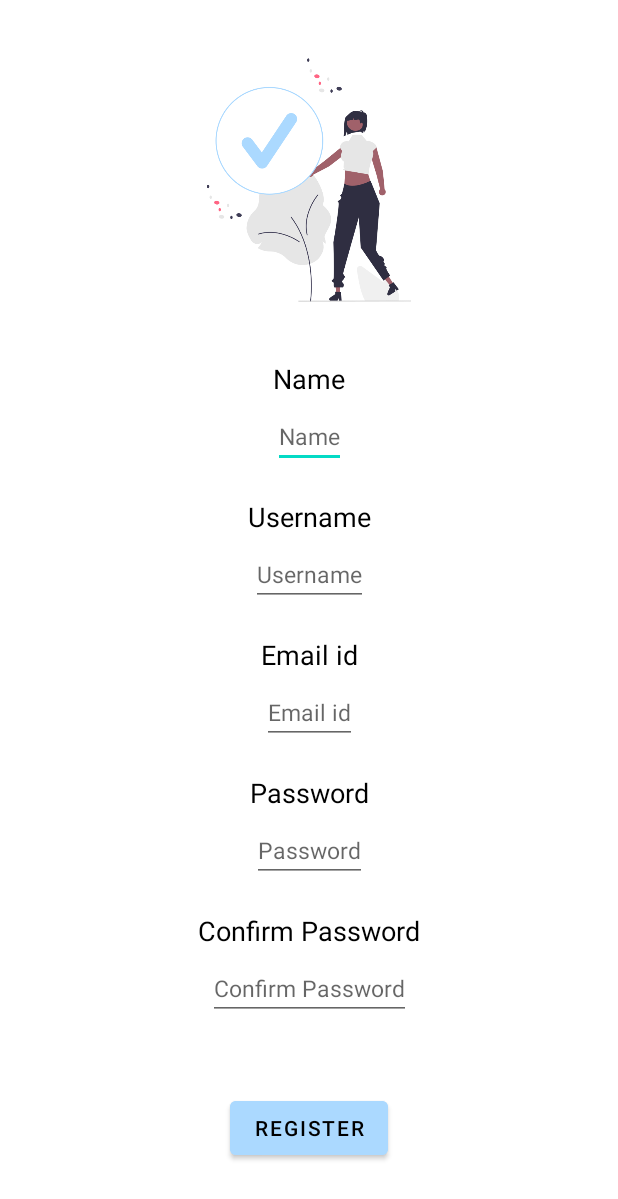
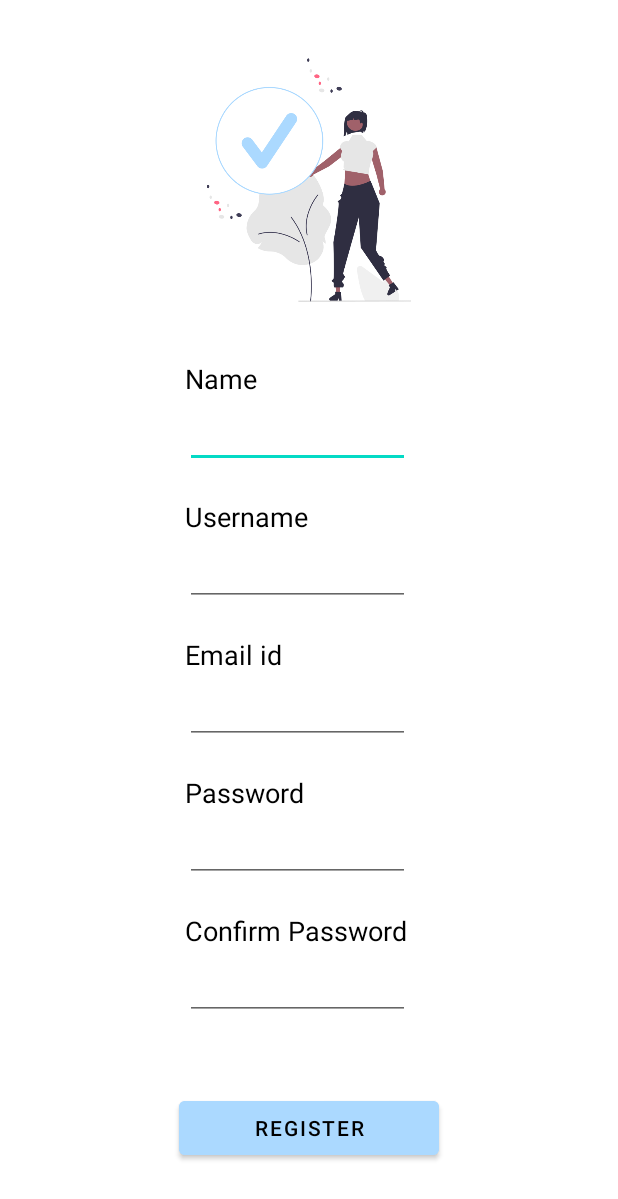
Before and after one commit to RheaAdh/Destress, an Android app: the layout sign_up_screen.xml on its own in the app's theme, with its tools: preview values and no code run, on a phone screen of 412 x 824 dp. Shown: the top 1199 px of the screen. Run offline under Robolectric (Android 15) with nearby library versions, the phone set to English and light mode, and no system bars.

Commit message:
Add guideline in sign_up_screen.xml

```diff
--- a/app/src/main/res/layout/sign_up_screen.xml
+++ b/app/src/main/res/layout/sign_up_screen.xml
@@ -15,6 +15,13 @@
         app:layout_constraintLeft_toLeftOf="parent"
         app:layout_constraintRight_toRightOf="parent"/>
 
+    <androidx.constraintlayout.widget.Guideline
+        android:layout_width="0dp"
+        android:layout_height="match_parent"
+        android:orientation="vertical"
+        android:id="@+id/guideline_register"
+        app:layout_constraintGuide_percent="0.30"/>
+
     <TextView
         android:id="@+id/tvName"
         android:layout_marginTop="20dp"
@@ -24,21 +31,18 @@
         android:textSize="18sp"
         android:textColor="@color/black"
         app:layout_constraintTop_toBottomOf="@id/graphics2"
-        app:layout_constraintLeft_toLeftOf="parent"
-        app:layout_constraintRight_toRightOf="parent"/>
+        app:layout_constraintLeft_toLeftOf="@id/guideline_register"/>
 
     <EditText
         android:id="@+id/etName"
         android:layout_marginTop="5dp"
-        android:layout_width="wrap_content"
+        android:layout_width="150dp"
         android:layout_height="wrap_content"
         android:inputType="text"
-        android:hint="@string/name"
         android:textSize="15sp"
         android:textColor="@color/black"
         app:layout_constraintTop_toBottomOf="@id/tvName"
-        app:layout_constraintLeft_toLeftOf="parent"
-        app:layout_constraintRight_toRightOf="parent"/>
+        app:layout_constraintLeft_toLeftOf="@id/guideline_register"/>
 
     <TextView
         android:id="@+id/tvUsername"
@@ -49,21 +53,18 @@
         android:textSize="18sp"
         android:textColor="@color/black"
         app:layout_constraintTop_toBottomOf="@id/etName"
-        app:layout_constraintLeft_toLeftOf="parent"
-        app:layout_constraintRight_toRightOf="parent"/>
+        app:layout_constraintLeft_toLeftOf="@id/guideline_register"/>
 
     <EditText
         android:id="@+id/etUsername"
         android:layout_marginTop="5dp"
-        android:layout_width="wrap_content"
+        android:layout_width="150dp"
         android:layout_height="wrap_content"
         android:inputType="text"
-        android:hint="@string/username_register"
         android:textSize="15sp"
         android:textColor="@color/black"
         app:layout_constraintTop_toBottomOf="@id/tvUsername"
-        app:layout_constraintLeft_toLeftOf="parent"
-        app:layout_constraintRight_toRightOf="parent"/>
+        app:layout_constraintLeft_toLeftOf="@id/guideline_register"/>
 
     <TextView
         android:id="@+id/tvEmail"
@@ -74,21 +75,18 @@
         android:textSize="18sp"
         android:textColor="@color/black"
         app:layout_constraintTop_toBottomOf="@id/etUsername"
-        app:layout_constraintLeft_toLeftOf="parent"
-        app:layout_constraintRight_toRightOf="parent"/>
+        app:layout_constraintLeft_toLeftOf="@id/guideline_register"/>
 
     <EditText
         android:id="@+id/etEmail"
         android:layout_marginTop="5dp"
-        android:layout_width="wrap_content"
+        android:layout_width="150dp"
         android:layout_height="wrap_content"
         android:inputType="textEmailAddress"
-        android:hint="@string/email_id"
         android:textSize="15sp"
         android:textColor="@color/black"
         app:layout_constraintTop_toBottomOf="@id/tvEmail"
-        app:layout_constraintLeft_toLeftOf="parent"
-        app:layout_constraintRight_toRightOf="parent"/>
+        app:layout_constraintLeft_toLeftOf="@id/guideline_register"/>
 
     <TextView
         android:id="@+id/tvPassword"
@@ -99,21 +97,18 @@
         android:textSize="18sp"
         android:textColor="@color/black"
         app:layout_constraintTop_toBottomOf="@id/etEmail"
-        app:layout_constraintLeft_toLeftOf="parent"
-        app:layout_constraintRight_toRightOf="parent"/>
+        app:layout_constraintLeft_toLeftOf="@id/guideline_register"/>
 
     <EditText
         android:id="@+id/etPassword"
         android:layout_marginTop="5dp"
-        android:layout_width="wrap_content"
+        android:layout_width="150dp"
         android:layout_height="wrap_content"
         android:inputType="textPassword"
-        android:hint="@string/password_register"
         android:textSize="15sp"
         android:textColor="@color/black"
         app:layout_constraintTop_toBottomOf="@id/tvPassword"
-        app:layout_constraintLeft_toLeftOf="parent"
-        app:layout_constraintRight_toRightOf="parent"/>
+        app:layout_constraintLeft_toLeftOf="@id/guideline_register"/>
 
     <TextView
         android:id="@+id/tvConfirmPassword"
@@ -124,26 +119,24 @@
         android:textSize="18sp"
         android:textColor="@color/black"
         app:layout_constraintTop_toBottomOf="@id/etPassword"
-        app:layout_constraintLeft_toLeftOf="parent"
-        app:layout_constraintRight_toRightOf="parent"/>
+        app:layout_constraintLeft_toLeftOf="@id/guideline_register"/>
 
     <EditText
         android:id="@+id/etConfirmPassword"
         android:layout_marginTop="5dp"
-        android:layout_width="wrap_content"
+        android:layout_width="150dp"
         android:layout_height="wrap_content"
         android:inputType="textPassword"
-        android:hint="@string/confirm_password"
         android:textSize="15sp"
         android:textColor="@color/black"
         app:layout_constraintTop_toBottomOf="@id/tvConfirmPassword"
-        app:layout_constraintLeft_toLeftOf="parent"
-        app:layout_constraintRight_toRightOf="parent"/>
+        app:layout_constraintLeft_toLeftOf="@id/guideline_register"/>
 
     <Button
         android:id="@+id/btnRegister"
         android:layout_width="wrap_content"
         android:layout_height="wrap_content"
+        android:paddingHorizontal="50dp"
         android:text="@string/register"
         android:textColor="@color/black"
         android:backgroundTint="#ABD9FF"
```
